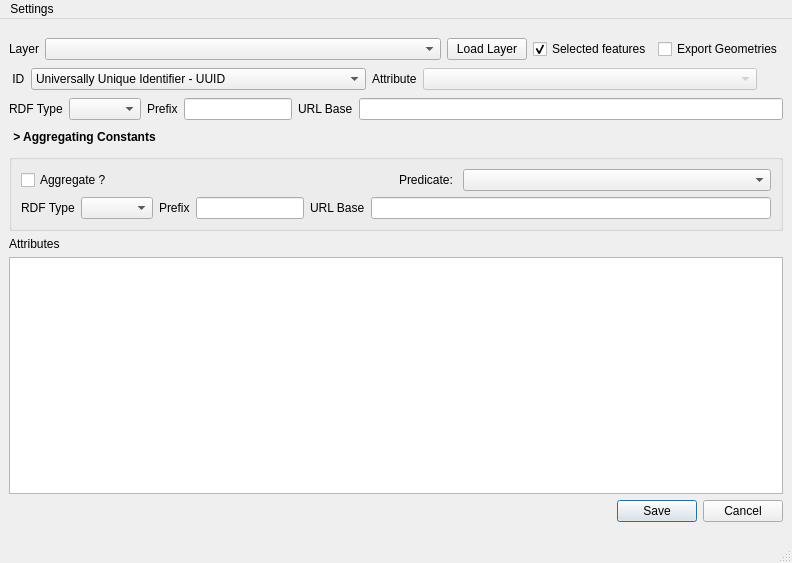
Qt form Layer2Triple_main_base.ui (LambdaGeo/qgisparql-layer2triple) before a commit.
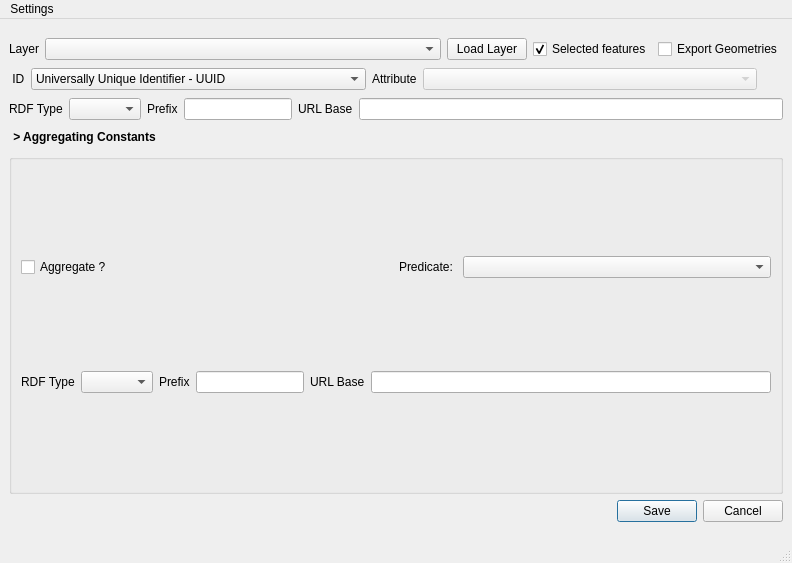
The same form after that commit.

Diff of the .ui file:
```diff
--- a/Layer2Triple_main_base.ui
+++ b/Layer2Triple_main_base.ui
@@ -377,31 +377,6 @@
          </widget>
         </item>
         <item>
-
-         <widget class="QLabel" name="atributos">
-          <property name="sizePolicy">
-           <sizepolicy hsizetype="Preferred" vsizetype="Preferred">
-            <horstretch>0</horstretch>
-            <verstretch>0</verstretch>
-           </sizepolicy>
-          </property>
-          <property name="text">
-           <string>Attributes</string>
-          </property>
-         </widget>
-        </item>
-        <item>
-         <widget class="QTableWidget" name="tableAttributes">
-          <property name="sizePolicy">
-           <sizepolicy hsizetype="Expanding" vsizetype="Expanding">
-            <horstretch>0</horstretch>
-            <verstretch>0</verstretch>
-           </sizepolicy>
-          </property>
-         </widget>
-        </item>
-        <item>
-
          <layout class="QHBoxLayout" name="horizontalLayout_5">
           <item>
            <spacer name="horizontalSpacer">
```
Left out of the diff: 4 changed lines with no effect on the pictures.
